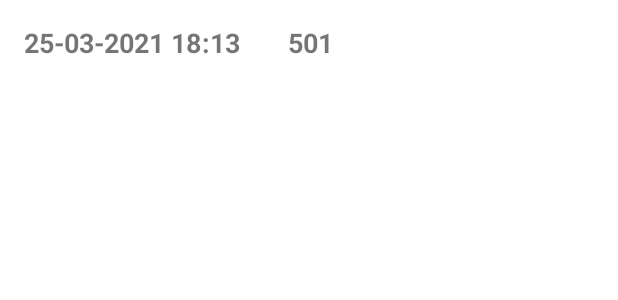
After one commit to VitaliyBeletskiy/DartsTrainingCalculator_Android, an Android app: the layout item_saved_game.xml on its own in the app's theme, with its tools: preview values and no code run, on a phone screen of 412 x 824 dp. The commit adds this screen. Shown: the top 300 px of the screen. Run offline under Robolectric (Android 15) with nearby library versions, the phone set to English and light mode, and no system bars.

Commit message:
change Room-related code according to Goggle recommendations

```diff
--- a/app/src/main/java/com/beletskiy/dartstrainingcalculator/fragments/score/ScoreAdapter.kt
+++ b/app/src/main/java/com/beletskiy/dartstrainingcalculator/fragments/score/ScoreAdapter.kt
@@ -43,7 +43,8 @@ class TossViewHolder(private var binding: ItemTossBinding) : RecyclerView.ViewHo
 
 class TossDiffItemCallback : DiffUtil.ItemCallback<Toss>() {
 
-    override fun areItemsTheSame(oldItem: Toss, newItem: Toss): Boolean = oldItem.number == newItem.number
+    override fun areItemsTheSame(oldItem: Toss, newItem: Toss): Boolean =
+        oldItem.number == newItem.number
 
     override fun areContentsTheSame(oldItem: Toss, newItem: Toss): Boolean = oldItem == newItem
 
--- a/app/src/main/java/com/beletskiy/dartstrainingcalculator/fragments/score/ScoreFragment.kt
+++ b/app/src/main/java/com/beletskiy/dartstrainingcalculator/fragments/score/ScoreFragment.kt
@@ -38,6 +38,8 @@ class ScoreFragment() : Fragment() {
         inflater: LayoutInflater, container: ViewGroup?,
         savedInstanceState: Bundle?
     ): View {
+        setHasOptionsMenu(true)
+
         binding = FragmentScoreBinding.inflate(inflater)
         binding.lifecycleOwner = this
         readGameSettings()
@@ -46,8 +48,6 @@ class ScoreFragment() : Fragment() {
         if (resetGameAsSettingsChanged) {
             scoreViewModel.onGameChanged(currentGameTotalPoints)
         }
-
-        setHasOptionsMenu(true)
 
         //<editor-fold desc="setting up RecyclerView">
         // binding RecyclerView with ListAdapter
--- a/app/src/main/res/layout/fragment_score.xml
+++ b/app/src/main/res/layout/fragment_score.xml
@@ -23,9 +23,8 @@
             android:layout_width="match_parent"
             android:layout_height="match_parent"
             android:clipToPadding="false"
-            app:layoutManager="androidx.recyclerview.widget.GridLayoutManager"
             tools:listitem="@layout/item_toss" />
-        <!--        app:layoutManager="androidx.recyclerview.widget.LinearLayoutManager"-->
+        <!-- app:layoutManager="androidx.recyclerview.widget.GridLayoutManager"-->
 
         <com.google.android.material.floatingactionbutton.FloatingActionButton
             android:id="@+id/fab"
--- /dev/null
+++ b/app/src/main/res/layout/item_saved_game.xml
@@ -0,0 +1,40 @@
+<?xml version="1.0" encoding="utf-8"?>
+<layout xmlns:android="http://schemas.android.com/apk/res/android"
+    xmlns:app="http://schemas.android.com/apk/res-auto"
+    xmlns:tools="http://schemas.android.com/tools"
+    tools:ignore="ContentDescription">
+
+    <data>
+
+        <variable
+            name="savedGame"
+            type="com.beletskiy.dartstrainingcalculator.database.SavedGame" />
+    </data>
+
+    <androidx.appcompat.widget.LinearLayoutCompat
+        android:layout_width="match_parent"
+        android:layout_height="wrap_content"
+        android:orientation="horizontal">
+
+        <TextView
+            android:id="@+id/timestamp_text"
+            android:layout_width="wrap_content"
+            android:layout_height="wrap_content"
+            android:layout_margin="16dp"
+            app:timestamp="@{savedGame.timestamp}"
+            android:textSize="18sp"
+            android:textStyle="bold"
+            tools:text="25-03-2021 18:13" />
+
+        <TextView
+            android:id="@+id/points_text"
+            android:layout_width="wrap_content"
+            android:layout_height="wrap_content"
+            android:layout_margin="16dp"
+            android:text="@{String.valueOf(savedGame.points)}"
+            android:textSize="18sp"
+            android:textStyle="bold"
+            tools:text="501" />
+
+    </androidx.appcompat.widget.LinearLayoutCompat>
+</layout>
```
Also changed, not shown: app/src/main/java/com/beletskiy/dartstrainingcalculator/database/DartsRepository.kt (+16 -8 lines), app/src/main/java/com/beletskiy/dartstrainingcalculator/database/Database.kt (+5 -4 lines), app/src/main/java/com/beletskiy/dartstrainingcalculator/fragments/history/HistoryAdapter.kt (added, +52 -0 lines), app/src/main/java/com/beletskiy/dartstrainingcalculator/fragments/history/HistoryFragment.kt (+11 -0 lines), app/src/main/java/com/beletskiy/dartstrainingcalculator/fragments/history/HistoryViewModel.kt (+5 -4 lines), app/src/main/java/com/beletskiy/dartstrainingcalculator/fragments/score/ScoreViewModel.kt (+14 -7 lines), app/src/main/java/com/beletskiy/dartstrainingcalculator/utils/BindingAdapters.kt (+27 -0 lines), app/src/main/res/layout/fragment_history.xml (+9 -11 lines), 1 other file.
